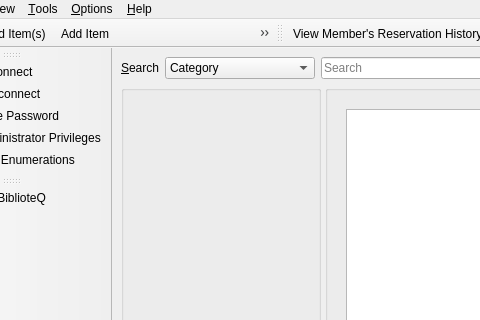
This is UI/biblioteq_mainwindow.ui in textbrowser/biblioteq as Qt 5 draws it before an edit; both pictures show x 91 to 571 and y 0 to 320 of the 962 by 800 pixel window. The edited form follows.
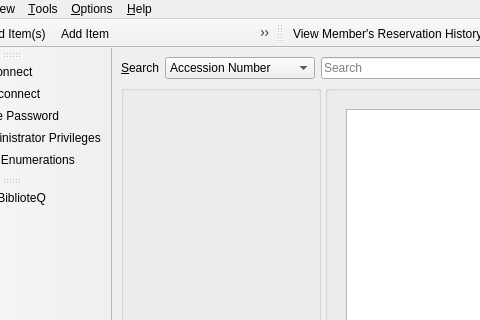
This is the edited form. Icons and pictures are not drawn. Custom widgets are drawn as their Qt base class.

Commit message: Accession Number query.

The edit to the form file:
```diff
--- a/UI/biblioteq_mainwindow.ui
+++ b/UI/biblioteq_mainwindow.ui
@@ -39,6 +39,11 @@
         <property name="minimumContentsLength">
          <number>15</number>
         </property>
+        <item>
+         <property name="text">
+          <string>Accession Number</string>
+         </property>
+        </item>
         <item>
          <property name="text">
           <string>Category</string>
```
The commit also changes 3 other files.
